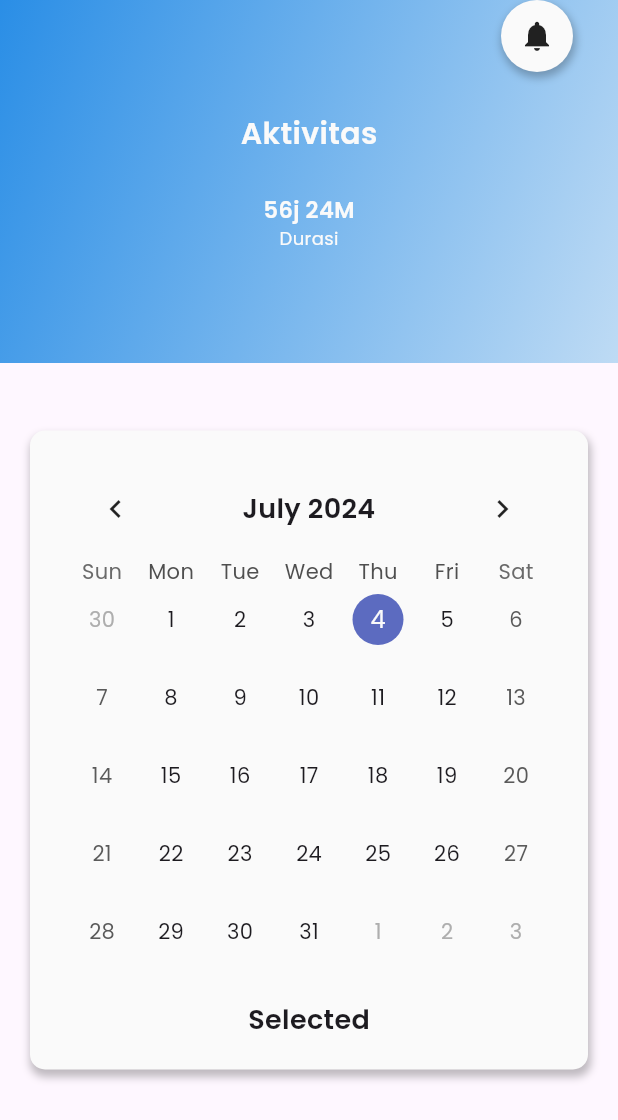
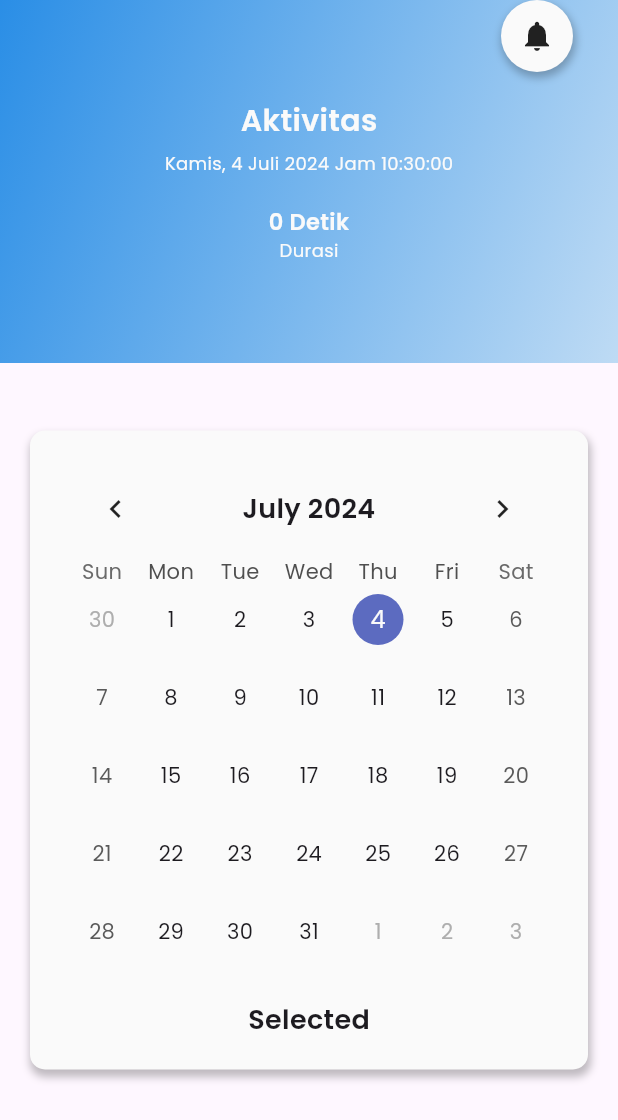
Before and after one commit to RakhaGalih/driving-assistant, a Flutter app: the Riwayat screen opened directly, on a phone screen of 412 x 824 dp. Shown: the top 1120 px of the screen. Run offline on Flutter 3.47's test engine with Material 3 defaults, Android fonts, the light colour scheme and no system bars; drawn by our look-alikes of table_calendar; our stand-ins replace image_picker; missing offline and left inert: flutter_background_service, flutter_background_service_android; network calls fail.

Commit message:
update calendar

```diff
--- a/lib/components/calendar.dart
+++ b/lib/components/calendar.dart
@@ -10,7 +10,8 @@ class MyCalendar extends StatelessWidget {
 
   @override
   Widget build(BuildContext context) {
-    final SelectedDateProvider selectedDateProvider = Provider.of<SelectedDateProvider>(context);
+    final SelectedDateProvider selectedDateProvider =
+        Provider.of<SelectedDateProvider>(context);
 
     return Padding(
       padding: const EdgeInsets.all(20.0),
--- a/lib/screens/home/history.dart
+++ b/lib/screens/home/history.dart
@@ -1,14 +1,31 @@
 import 'package:flutter/material.dart';
+import 'package:provider/provider.dart';
 import 'package:sdla/components/appbar_button.dart';
-import 'package:sdla/components/calendar.dart'; // Pastikan untuk mengimport MyCalendar atau sesuaikan dengan nama yang benar
+import 'package:sdla/components/calendar.dart';
 import 'package:sdla/constants/constant.dart';
 import 'package:sdla/screens/home/notification.dart';
+import 'package:sdla/services/converter.dart';
+import 'package:sdla/services/provider.dart';
 
-class Riwayat extends StatelessWidget {
+class Riwayat extends StatefulWidget {
   const Riwayat({super.key});
 
   @override
+  State<Riwayat> createState() => _RiwayatState();
+}
+
+class _RiwayatState extends State<Riwayat> {
+  @override
+  void initState() {
+    // TODO: implement initState
+    super.initState();
+    Provider.of<SelectedDateProvider>(context, listen: false).fetchDataTrip();
+  }
+
+  @override
   Widget build(BuildContext context) {
+    final SelectedDateProvider selectedDateProvider =
+        Provider.of<SelectedDateProvider>(context);
     return Scaffold(
       body: Column(
         children: [
@@ -33,6 +50,18 @@ class Riwayat extends StatelessWidget {
                         const SizedBox(
                           height: 5,
                         ),
+                        /*
+                        Text(
+                          'Total Perjalanan 356 Km',
+                          style: kRegularTextStyle.copyWith(
+                              fontSize: 12, color: kWhite),
+                        ),*/
+                        Text(
+                          convertTanggal(
+                              selectedDateProvider.selectedDay.toString()),
+                          style: kRegularTextStyle.copyWith(
+                              fontSize: 12, color: kWhite),
+                        ),
                         const SizedBox(
                           height: 20,
                         ),
@@ -42,7 +71,7 @@ class Riwayat extends StatelessWidget {
                             Column(
                               children: [
                                 Text(
-                                  '56j 24M',
+                                  targetConvert(selectedDateProvider.durasi),
                                   style: kSemiBoldTextStyle.copyWith(
                                       fontSize: 15, color: kWhite),
                                 ),
@@ -53,6 +82,35 @@ class Riwayat extends StatelessWidget {
                                 ),
                               ],
                             ),
+                            /*
+                            Column(
+                              children: [
+                                Text(
+                                  '100',
+                                  style: kSemiBoldTextStyle.copyWith(
+                                      fontSize: 15, color: kWhite),
+                                ),
+                                Text(
+                                  'Km/Jam',
+                                  style: kRegularTextStyle.copyWith(
+                                      fontSize: 12, color: kWhite),
+                                ),
+                              ],
+                            ),
+                            Column(
+                              children: [
+                                Text(
+                                  '356',
+                                  style: kSemiBoldTextStyle.copyWith(
+                                      fontSize: 15, color: kWhite),
+                                ),
+                                Text(
+                                  'Kilometer',
+                                  style: kRegularTextStyle.copyWith(
+                                      fontSize: 12, color: kWhite),
+                                ),
+                              ],
+                            )*/
                           ],
                         ),
                       ],
@@ -77,7 +135,7 @@ class Riwayat extends StatelessWidget {
           const SizedBox(
             height: 25,
           ),
-          const MyCalendar(),
+          const MyCalendar()
         ],
       ),
     );
--- a/lib/services/converter.dart
+++ b/lib/services/converter.dart
@@ -5,12 +5,16 @@ String targetConvert(int time) {
   if (time < 0) {
     time = time * -1;
   }
-  int hours = (time / 3600).floor();
-  temp = time - hours * 3600;
+  int days = (time / 86400).floor();
+  temp = time - days * 86400;
+  int hours = (temp / 3600).floor();
+  temp = temp - hours * 3600;
   int minutes = (temp / 60).floor();
   temp = temp - minutes * 60;
   int seconds = temp;
-  if (hours != 0) {
+  if (days != 0) {
+    return '$days Hari $hours Jam $minutes Menit';
+  } else if (hours != 0) {
     return '$hours Jam $minutes Menit';
   } else if (minutes != 0) {
     return '$minutes Menit $seconds Detik';
@@ -19,11 +23,12 @@ String targetConvert(int time) {
   }
 }
 
-String convertTanggal(String? date) {
+String convertTanggal(String? date, {bool? pakaiWaktu}) {
   if (date == null) {
     return "null";
   }
 
+  if (pakaiWaktu == null || pakaiWaktu == false) {
     // Parse string ke dalam DateTime
     DateTime dateTime = DateTime.parse(date);
 
@@ -34,6 +39,12 @@ String convertTanggal(String? date) {
 
     // Menggabungkan format tanggal dan waktu
     return '$formattedDate Jam $formattedTime';
+  } else {
+    DateTime dateTime = DateTime.parse(date);
+
+    // Membuat format tanggal sesuai dengan kebutuhan
+    return DateFormat('EEEE, d MMMM yyyy', 'id_ID').format(dateTime);
+  }
 }
 
 String addZero(int value) {
@@ -43,3 +54,19 @@ String addZero(int value) {
     return '$value';
   }
 }
+
+String dateTimeConverter(DateTime utcDateTime) {
+  // Format the DateTime into the desired format
+  String formattedDate =
+      '${utcDateTime.year}-${_twoDigits(utcDateTime.month)}-${_twoDigits(utcDateTime.day)}';
+
+  return formattedDate; // Output: 2024-07-06
+}
+
+// Helper function to ensure two digits in month and day
+String _twoDigits(int n) {
+  if (n >= 10) {
+    return '$n';
+  }
+  return '0$n';
+}
```
Also changed, not shown: lib/screens/home/profile.dart (+1 -6 lines), lib/services/provider.dart (+17 -0 lines). Lines whose indentation alone changed are shown as unchanged.
